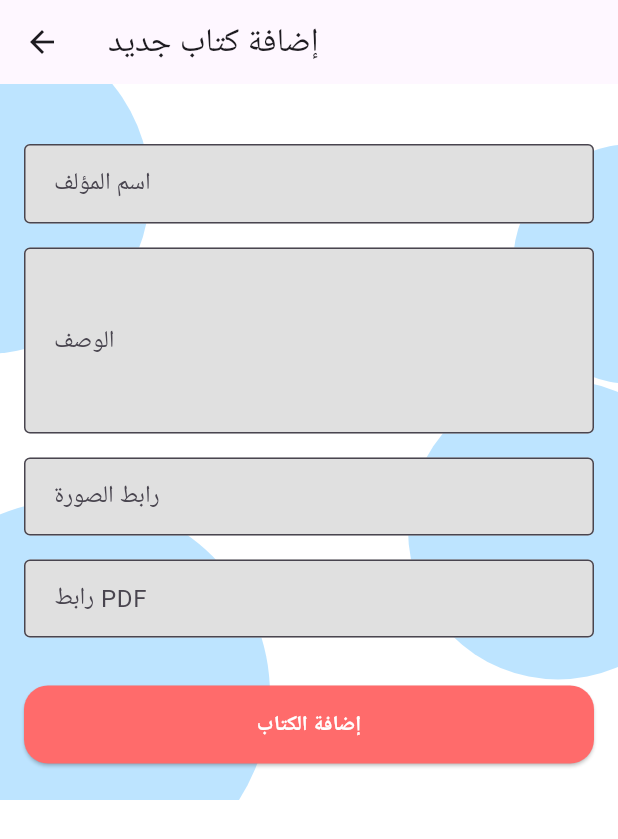
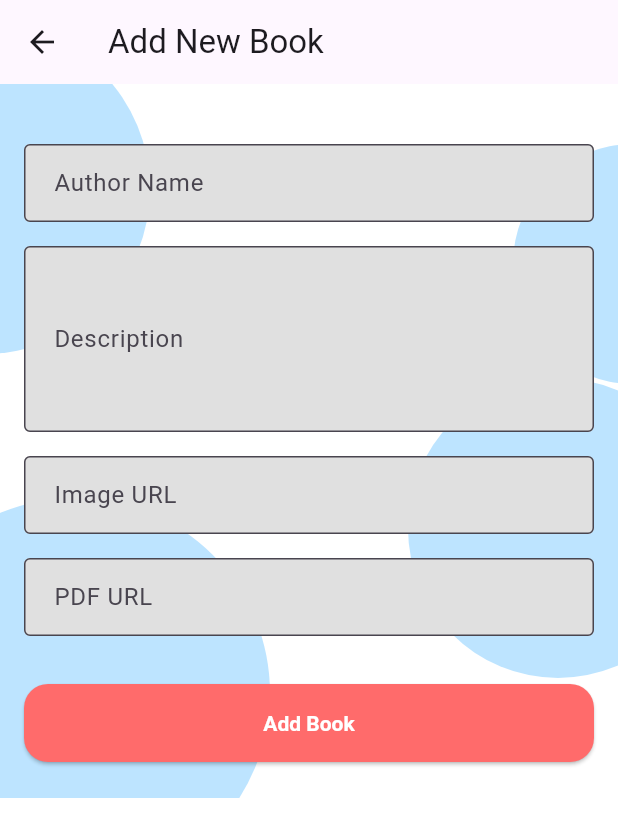
Before and after one commit to YahiaZ95/Book-library, a Flutter app: the AddBookScreen screen opened by its route, on a phone screen of 412 x 824 dp. Shown: the top 839 px of the screen. Run offline on Flutter 3.47's test engine with Material 3 defaults, Android fonts, the phone set to English and light mode, and no system bars; our stand-ins replace cloud_firestore, firebase_core; accounts and stored records are empty.

Commit message:
Fb & add books

```diff
--- a/lib/models/book.dart
+++ b/lib/models/book.dart
@@ -13,7 +13,6 @@ class Book {
     required this.pdfUrl,
   });
 
-  // إنشاء Book من Map (من Firebase)
   factory Book.fromFirestore(Map<String, dynamic> data, String id) {
     return Book(
       id: id,
@@ -24,7 +23,6 @@ class Book {
     );
   }
 
-  // تحويل Book إلى Map (لإرسال إلى Firebase)
   Map<String, dynamic> toFirestore() {
     return {
       'author': author,
--- a/lib/screens/add_book_screen.dart
+++ b/lib/screens/add_book_screen.dart
@@ -39,7 +39,6 @@ class _AddBookScreenState extends State<AddBookScreen> {
     });
 
     try {
-      // إنشاء ID تلقائي للكتاب
       final bookId = DateTime.now().millisecondsSinceEpoch.toString();
 
       final book = Book(
@@ -55,7 +54,7 @@ class _AddBookScreenState extends State<AddBookScreen> {
       if (mounted) {
         ScaffoldMessenger.of(context).showSnackBar(
           const SnackBar(
-            content: Text('تم إضافة الكتاب بنجاح!'),
+            content: Text('Book added successfully!'),
             backgroundColor: Colors.green,
           ),
         );
@@ -64,7 +63,10 @@ class _AddBookScreenState extends State<AddBookScreen> {
     } catch (e) {
       if (mounted) {
         ScaffoldMessenger.of(context).showSnackBar(
-          SnackBar(content: Text('حدث خطأ: $e'), backgroundColor: Colors.red),
+          SnackBar(
+            content: Text('An error occurred: $e'),
+            backgroundColor: Colors.red,
+          ),
         );
       }
     } finally {
@@ -79,7 +81,7 @@ class _AddBookScreenState extends State<AddBookScreen> {
   @override
   Widget build(BuildContext context) {
     return Scaffold(
-      appBar: AppBar(title: const Text('إضافة كتاب جديد')),
+      appBar: AppBar(title: const Text('Add New Book')),
       body: SafeArea(
         child: BubblesBackground(
           child: SingleChildScrollView(
@@ -93,13 +95,13 @@ class _AddBookScreenState extends State<AddBookScreen> {
                   TextFormField(
                     controller: _authorController,
                     decoration: const InputDecoration(
-                      labelText: 'اسم المؤلف',
-                      hintText: 'أدخل اسم المؤلف',
+                      labelText: 'Author Name',
+                      hintText: 'Enter author name',
                       border: OutlineInputBorder(),
                     ),
                     validator: (value) {
                       if (value == null || value.trim().isEmpty) {
-                        return 'يرجى إدخال اسم المؤلف';
+                        return 'Please enter author name';
                       }
                       return null;
                     },
@@ -108,14 +110,14 @@ class _AddBookScreenState extends State<AddBookScreen> {
                   TextFormField(
                     controller: _descriptionController,
                     decoration: const InputDecoration(
-                      labelText: 'الوصف',
-                      hintText: 'أدخل وصف الكتاب',
+                      labelText: 'Description',
+                      hintText: 'Enter book description',
                       border: OutlineInputBorder(),
                     ),
                     maxLines: 4,
                     validator: (value) {
                       if (value == null || value.trim().isEmpty) {
-                        return 'يرجى إدخال وصف الكتاب';
+                        return 'Please enter book description';
                       }
                       return null;
                     },
@@ -124,17 +126,17 @@ class _AddBookScreenState extends State<AddBookScreen> {
                   TextFormField(
                     controller: _imageUrlController,
                     decoration: const InputDecoration(
-                      labelText: 'رابط الصورة',
+                      labelText: 'Image URL',
                       hintText: 'https://example.com/image.jpg',
                       border: OutlineInputBorder(),
                     ),
                     validator: (value) {
                       if (value == null || value.trim().isEmpty) {
-                        return 'يرجى إدخال رابط الصورة';
+                        return 'Please enter image URL';
                       }
                       final uri = Uri.tryParse(value.trim());
                       if (uri == null || !uri.hasScheme) {
-                        return 'يرجى إدخال رابط صحيح';
+                        return 'Please enter a valid URL';
                       }
                       return null;
                     },
@@ -143,23 +145,23 @@ class _AddBookScreenState extends State<AddBookScreen> {
                   TextFormField(
                     controller: _pdfUrlController,
                     decoration: const InputDecoration(
-                      labelText: 'رابط PDF',
+                      labelText: 'PDF URL',
                       hintText: 'https://example.com/book.pdf',
                       border: OutlineInputBorder(),
                     ),
                     validator: (value) {
                       if (value == null || value.trim().isEmpty) {
-                        return 'يرجى إدخال رابط PDF';
+                        return 'Please enter PDF URL';
                       }
                       if (!Uri.tryParse(value.trim())!.hasScheme) {
-                        return 'يرجى إدخال رابط صحيح';
+                        return 'Please enter a valid URL';
                       }
                       return null;
                     },
                   ),
                   const SizedBox(height: 24),
                   PrimaryButton(
-                    label: _isLoading ? 'جاري الإضافة...' : 'إضافة الكتاب',
+                    label: _isLoading ? 'Adding...' : 'Add Book',
                     onPressed: _isLoading ? null : _addBook,
                   ),
                 ],
--- a/lib/screens/home_screen.dart
+++ b/lib/screens/home_screen.dart
@@ -99,7 +99,7 @@ class HomeScreen extends StatelessWidget {
           Navigator.pushNamed(context, AppRoutes.addBook);
         },
         child: const Icon(Icons.add),
-        tooltip: 'إضافة كتاب جديد',
+        tooltip: 'Add New Book',
       ),
     );
   }
```
Also changed, not shown: lib/services/book_service.dart (+9 -9 lines).
